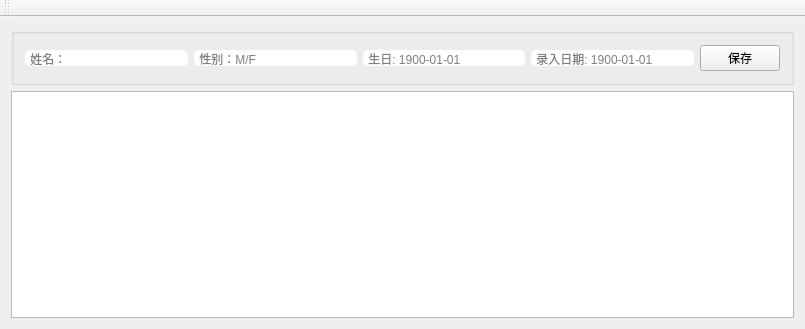
The window that mainwindow.ui (crouse/heartPlace) describes before a commit, drawn with Qt 5.
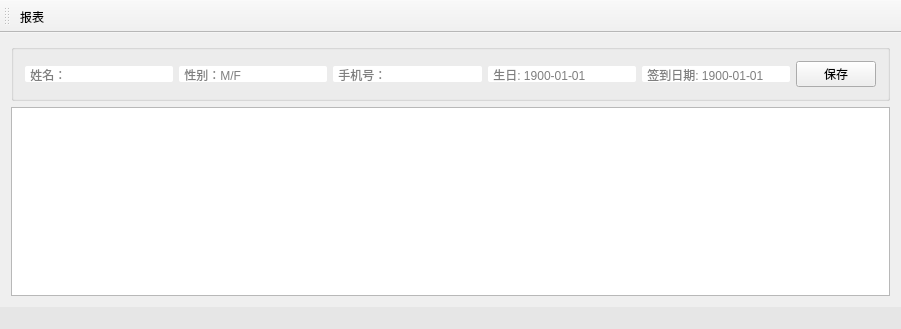
The same window after the commit. Icons and pictures are not drawn.

The edit to the form file:
```diff
--- a/mainwindow.ui
+++ b/mainwindow.ui
@@ -6,7 +6,7 @@
    <rect>
     <x>0</x>
     <y>0</y>
-    <width>805</width>
+    <width>901</width>
     <height>329</height>
    </rect>
   </property>
@@ -27,7 +27,7 @@
        <item>
         <widget class="QLineEdit" name="lineEditName">
          <property name="styleSheet">
-          <string notr="true">border-radius: 5px;</string>
+          <string notr="true">border-radius: 2px;</string>
          </property>
          <property name="placeholderText">
           <string> 姓名：</string>
@@ -37,17 +37,27 @@
        <item>
         <widget class="QLineEdit" name="lineEditGender">
          <property name="styleSheet">
-          <string notr="true">border-radius: 5px;</string>
+          <string notr="true">border-radius: 2px;</string>
          </property>
          <property name="placeholderText">
           <string> 性别：M/F</string>
          </property>
         </widget>
        </item>
+       <item>
+        <widget class="QLineEdit" name="lineEditPhone">
+         <property name="styleSheet">
+          <string notr="true">border-radius: 2px;</string>
+         </property>
+         <property name="placeholderText">
+          <string> 手机号：</string>
+         </property>
+        </widget>
+       </item>
        <item>
         <widget class="QLineEdit" name="lineEditBirth">
          <property name="styleSheet">
-          <string notr="true">border-radius: 5px;</string>
+          <string notr="true">border-radius: 2px;</string>
          </property>
          <property name="placeholderText">
           <string> 生日: 1900-01-01</string>
@@ -57,10 +67,10 @@
        <item>
         <widget class="QLineEdit" name="lineEditLogDate">
          <property name="styleSheet">
-          <string notr="true">border-radius: 5px;</string>
+          <string notr="true">border-radius: 2px;</string>
          </property>
          <property name="placeholderText">
-          <string> 录入日期: 1900-01-01</string>
+          <string> 签到日期: 1900-01-01</string>
          </property>
         </widget>
        </item>
@@ -69,6 +79,15 @@
          <property name="text">
           <string>保存</string>
          </property>
+         <property name="iconSize">
+          <size>
+           <width>16</width>
+           <height>16</height>
+          </size>
+         </property>
+         <property name="flat">
+          <bool>false</bool>
+         </property>
         </widget>
        </item>
       </layout>
@@ -80,13 +99,37 @@
    </layout>
   </widget>
   <widget class="QToolBar" name="mainToolBar">
+   <property name="toolButtonStyle">
+    <enum>Qt::ToolButtonTextBesideIcon</enum>
+   </property>
    <attribute name="toolBarArea">
     <enum>TopToolBarArea</enum>
    </attribute>
    <attribute name="toolBarBreak">
     <bool>false</bool>
    </attribute>
+   <addaction name="actionreport"/>
   </widget>
+  <widget class="QStatusBar" name="statusBar">
+   <property name="styleSheet">
+    <string notr="true">background-color: rgb(230, 230, 230);</string>
+   </property>
+  </widget>
+  <action name="actionreport">
+   <property name="icon">
+    <iconset resource="icon.qrc">
+     <normaloff>:/icons8-Data Grid-96.png</normaloff>:/icons8-Data Grid-96.png</iconset>
+   </property>
+   <property name="text">
+    <string>report</string>
+   </property>
+   <property name="iconText">
+    <string>报表</string>
+   </property>
+   <property name="visible">
+    <bool>true</bool>
+   </property>
+  </action>
  </widget>
  <layoutdefault spacing="6" margin="11"/>
  <resources/>
```
Left out of the diff: 4 changed lines with no effect on the pictures.
